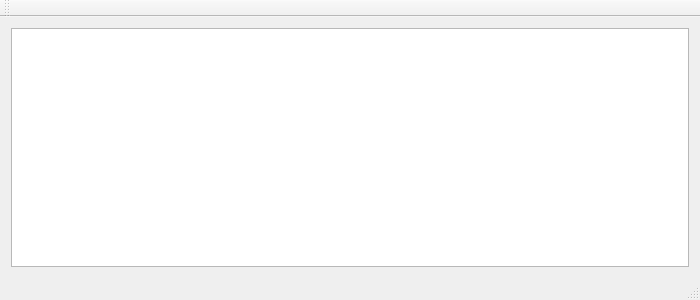
Before: the Qt Designer form filesystemmodel/mainwindow.ui in saibi/qt, drawn with Qt 5.
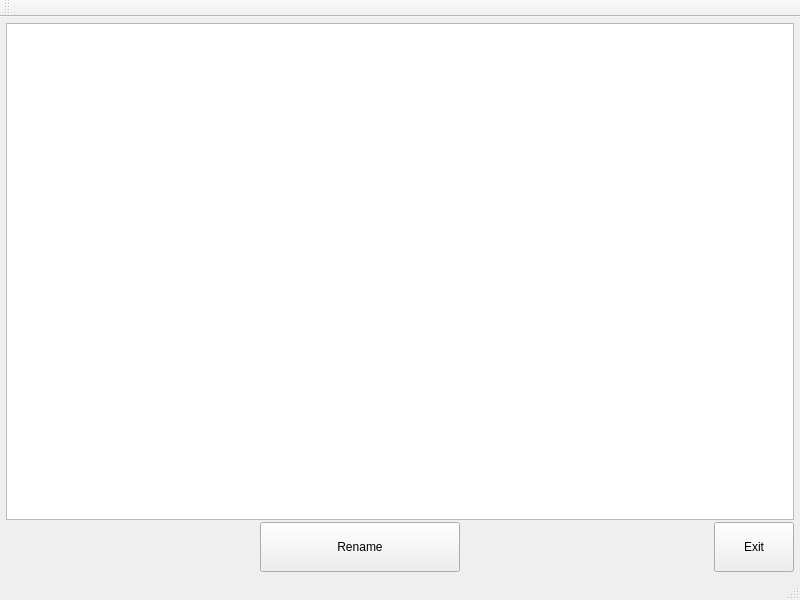
After: the same form once the commit is applied.

The edit to the form file:
```diff
--- a/filesystemmodel/mainwindow.ui
+++ b/filesystemmodel/mainwindow.ui
@@ -6,14 +6,14 @@
    <rect>
     <x>0</x>
     <y>0</y>
-    <width>700</width>
-    <height>300</height>
+    <width>800</width>
+    <height>600</height>
    </rect>
   </property>
   <property name="minimumSize">
    <size>
-    <width>700</width>
-    <height>0</height>
+    <width>800</width>
+    <height>600</height>
    </size>
   </property>
   <property name="windowTitle">
@@ -21,6 +21,21 @@
   </property>
   <widget class="QWidget" name="centralWidget">
    <layout class="QVBoxLayout" name="verticalLayout">
+    <property name="spacing">
+     <number>2</number>
+    </property>
+    <property name="leftMargin">
+     <number>6</number>
+    </property>
+    <property name="topMargin">
+     <number>6</number>
+    </property>
+    <property name="rightMargin">
+     <number>6</number>
+    </property>
+    <property name="bottomMargin">
+     <number>6</number>
+    </property>
     <item>
      <widget class="QTreeView" name="treeView">
       <property name="selectionMode">
@@ -34,6 +49,79 @@
       </property>
      </widget>
     </item>
+    <item>
+     <widget class="QWidget" name="widget" native="true">
+      <layout class="QHBoxLayout" name="horizontalLayout">
+       <property name="spacing">
+        <number>0</number>
+       </property>
+       <property name="leftMargin">
+        <number>0</number>
+       </property>
+       <property name="topMargin">
+        <number>0</number>
+       </property>
+       <property name="rightMargin">
+        <number>0</number>
+       </property>
+       <property name="bottomMargin">
+        <number>0</number>
+       </property>
+       <item>
+        <spacer name="horizontalSpacer">
+         <property name="orientation">
+          <enum>Qt::Horizontal</enum>
+         </property>
+         <property name="sizeHint" stdset="0">
+          <size>
+           <width>40</width>
+           <height>20</height>
+          </size>
+         </property>
+        </spacer>
+       </item>
+       <item>
+        <widget class="QPushButton" name="pushButton_rename">
+         <property name="minimumSize">
+          <size>
+           <width>200</width>
+           <height>50</height>
+          </size>
+         </property>
+         <property name="text">
+          <string>Rename</string>
+         </property>
+        </widget>
+       </item>
+       <item>
+        <spacer name="horizontalSpacer_2">
+         <property name="orientation">
+          <enum>Qt::Horizontal</enum>
+         </property>
+         <property name="sizeHint" stdset="0">
+          <size>
+           <width>40</width>
+           <height>20</height>
+          </size>
+         </property>
+        </spacer>
+       </item>
+       <item>
+        <widget class="QPushButton" name="pushButton_exit">
+         <property name="minimumSize">
+          <size>
+           <width>80</width>
+           <height>50</height>
+          </size>
+         </property>
+         <property name="text">
+          <string>Exit</string>
+         </property>
+        </widget>
+       </item>
+      </layout>
+     </widget>
+    </item>
    </layout>
   </widget>
   <widget class="QMenuBar" name="menuBar">
```
Left out of the diff: 2 changed lines with no effect on the pictures.
